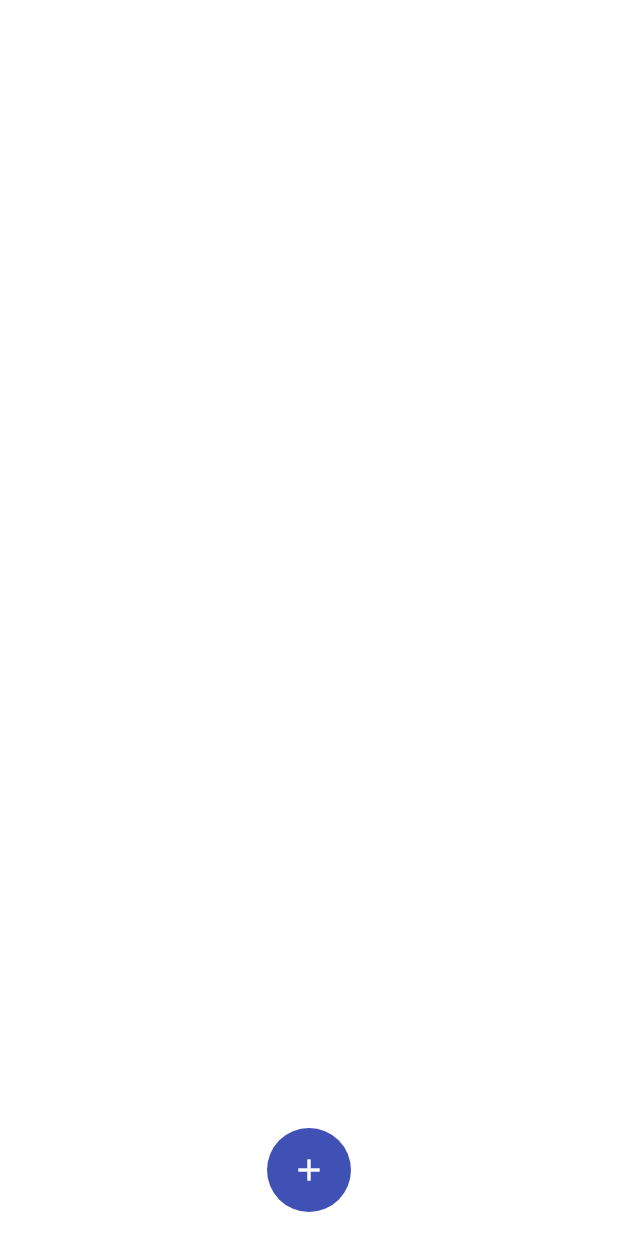
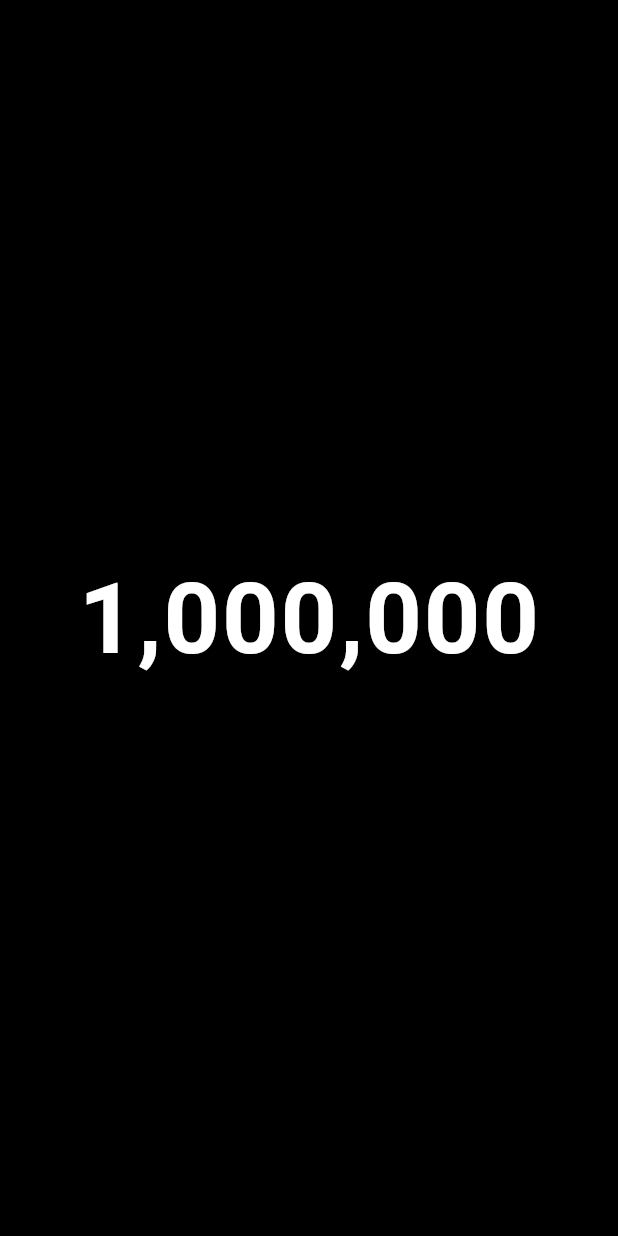
Before and after one commit to KoreanTuna/Flutter-Animations, a Flutter app: the screen it shows after launch, on a phone screen of 412 x 824 dp. Run offline on Flutter 3.47's test engine with Material 3 defaults, Android fonts, the phone set to English and light mode, and no system bars.

Commit message:
MoneyBoard

```diff
--- a/lib/animations/bubble_fab.dart
+++ b/lib/animations/bubble_fab.dart
@@ -1,4 +1,23 @@
 import 'package:flutter/material.dart';
+
+class BubbleFabTestScreen extends StatelessWidget {
+  const BubbleFabTestScreen({super.key});
+
+  @override
+  Widget build(BuildContext context) {
+    return Scaffold(
+      body: Stack(
+        alignment: Alignment.center,
+        children: [
+          Positioned(
+            bottom: 16,
+            child: BubbleFab(),
+          ),
+        ],
+      ),
+    );
+  }
+}
 
 class BubbleFab extends StatefulWidget {
   const BubbleFab({super.key});
--- /dev/null
+++ b/lib/animations/money_board.dart
@@ -0,0 +1,202 @@
+import 'dart:async';
+import 'dart:math';
+import 'package:flutter/material.dart';
+import 'package:intl/intl.dart';
+
+class MoneyBoard extends StatelessWidget {
+  const MoneyBoard({super.key});
+
+  @override
+  Widget build(BuildContext context) {
+    return Scaffold(
+      backgroundColor: Colors.black,
+      body: Center(
+        child: MoneyAnimation(
+          startValue: 0,
+          endValue: 1000000,
+        ),
+      ),
+    );
+  }
+}
+
+class MoneyAnimation extends StatefulWidget {
+  final int startValue;
+  final int endValue;
+  const MoneyAnimation({
+    super.key,
+    this.startValue = 0,
+    this.endValue = 350000,
+  });
+
+  @override
+  State<MoneyAnimation> createState() => _MoneyAnimationState();
+}
+
+class _MoneyAnimationState extends State<MoneyAnimation>
+    with SingleTickerProviderStateMixin {
+  late AnimationController _controller;
+  late Animation<double> _animation;
+  Timer? _glitchTimer;
+  bool _showGlitch = false;
+
+  final duration = const Duration(milliseconds: 4500); // 빠르게 올라감
+  final numberFormat = NumberFormat('#,###');
+
+  @override
+  void initState() {
+    super.initState();
+
+    _controller = AnimationController(vsync: this, duration: duration);
+    _animation =
+        Tween<double>(
+            begin: widget.startValue.toDouble(),
+            end: widget.endValue.toDouble(),
+          ).animate(CurvedAnimation(parent: _controller, curve: Curves.easeOut))
+          ..addListener(() {
+            setState(() {});
+          })
+          ..addStatusListener((status) {
+            if (status == AnimationStatus.completed) {
+              _startGlitchLoop();
+            }
+          });
+
+    _controller.forward();
+  }
+
+  void _startGlitchLoop() {
+    _showGlitch = true;
+
+    _glitchTimer = Timer.periodic(
+      Duration(milliseconds: 500),
+      (_) {
+        setState(() => _showGlitch = true);
+        Future.delayed(Duration(milliseconds: 140 * Random().nextInt(4)), () {
+          if (mounted) {
+            setState(() => _showGlitch = false);
+          }
+        });
+      },
+    );
+  }
+
+  @override
+  void dispose() {
+    _controller.dispose();
+    _glitchTimer?.cancel();
+    super.dispose();
+  }
+
+  Widget _buildBlurredNumber(double value) {
+    final formatted = numberFormat.format(value.floor());
+
+    return Stack(
+      alignment: Alignment.center,
+      children: [
+        if (!_animation.isCompleted)
+          ...List.generate(4, (i) {
+            final offset = (4 - i) * 200;
+            final num = max(widget.startValue, value.floor() - offset);
+            final opacity = (1 - i * 0.1).clamp(0.0, 1.0);
+            return Opacity(
+              opacity: opacity,
+              child: Text(
+                numberFormat.format(num),
+                style: TextStyle(
+                  fontSize: 64,
+                  fontWeight: FontWeight.bold,
+                  color: Colors.greenAccent.withValues(alpha: opacity),
+                ),
+              ),
+            );
+          }),
+
+        // 메인 숫자 표시 (글리치 효과 적용)
+        _showGlitch
+            ? _buildGlitchText(formatted)
+            : Text(
+                formatted,
+                style: const TextStyle(
+                  fontSize: 66,
+                  fontWeight: FontWeight.bold,
+                  color: Colors.white,
+                  letterSpacing: 1.2,
+                ),
+              ),
+      ],
+    );
+  }
+
+  Widget _buildGlitchText(String text) {
+    // 3겹의 같은 텍스트를 Offset 다르게 겹치기
+
+    final double randomValue = 0.99 + 0.01 * Random().nextDouble();
+    return Stack(
+      children: [
+        Positioned(
+          left: -5 * Random().nextDouble(),
+          top: 5 * Random().nextDouble(),
+          child: Text(
+            text,
+            style: TextStyle(
+              fontSize: 66 * randomValue,
+              letterSpacing: 1.2 * randomValue,
+
+              fontWeight: FontWeight.bold,
+              color: Colors.redAccent.withValues(alpha: 0.9),
+            ),
+          ),
+        ),
+        Positioned(
+          right: 5 * Random().nextDouble(),
+          child: Text(
+            text,
+            style: TextStyle(
+              fontSize: 66 * randomValue,
+              letterSpacing: 1.2 * randomValue,
+
+              fontWeight: FontWeight.bold,
+
+              color: Colors.cyanAccent.withValues(alpha: 0.7),
+            ),
+          ),
+        ),
+        Positioned(
+          bottom: 2 * Random().nextDouble(),
+          child: Text(
+            text,
+            style: TextStyle(
+              fontSize: 66 * randomValue,
+              letterSpacing: 1.2 * randomValue,
+
+              fontWeight: FontWeight.bold,
+
+              color: Colors.limeAccent.withValues(alpha: 0.5),
+            ),
+          ),
+        ),
+        Text(
+          text,
+          style: TextStyle(
+            /// 글리치 효과때마다 텍스트 사이즈 랜덤하게 0.9~ 1.1사이로 변경
+            fontSize: 66 * randomValue,
+            letterSpacing: 1.2 * randomValue,
+            fontWeight: FontWeight.bold,
+            color: Colors.white,
+          ),
+        ),
+      ],
+    );
+  }
+
+  @override
+  Widget build(BuildContext context) {
+    return Scaffold(
+      backgroundColor: Colors.black,
+      body: Center(
+        child: _buildBlurredNumber(_animation.value),
+      ),
+    );
+  }
+}
--- a/lib/test_screen.dart
+++ b/lib/test_screen.dart
@@ -1,4 +1,4 @@
-import 'package:animations/animations/bubble_fab.dart';
+import 'package:animations/animations/money_board.dart';
 import 'package:flutter/material.dart';
 
 class TestScreen extends StatelessWidget {
@@ -17,16 +17,8 @@ class TestScreen extends StatelessWidget {
         extendBody: true,
         resizeToAvoidBottomInset: false,
 
-        backgroundColor: Colors.white,
-        body: Stack(
-          alignment: Alignment.center,
-          children: [
-            Positioned(
-              bottom: 16,
-              child: BubbleFab(),
-            ),
-          ],
-        ),
+        backgroundColor: Colors.indigo,
+        body: Center(child: MoneyBoard()),
       ),
     );
   }
--- a/pubspec.yaml
+++ b/pubspec.yaml
@@ -9,6 +9,7 @@ environment:
 dependencies:
   flutter:
     sdk: flutter
+  intl: ^0.20.2
 
 dev_dependencies:
   flutter_test:
```
Also changed, not shown: pubspec.lock.
